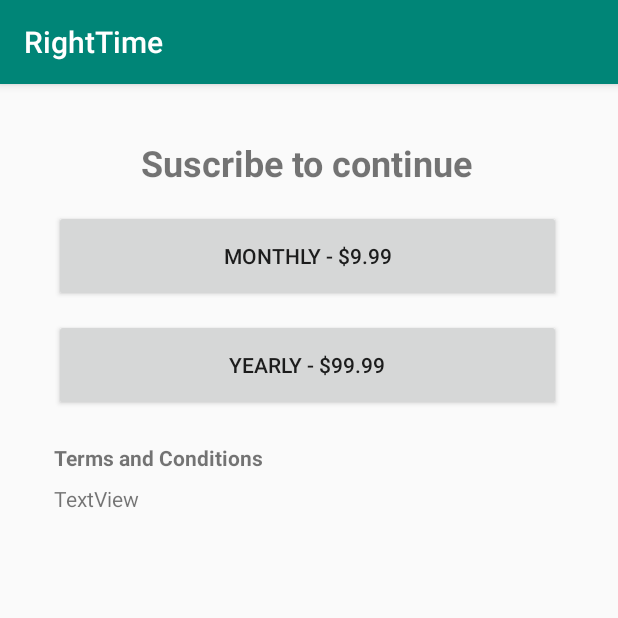
After one commit to emamex98/MobileDevProject, an Android app: the SuscriptionActivity screen opened directly, with no data from a screen before it, on a phone screen of 412 x 824 dp, the top half of it. The commit adds this screen. Run offline under Robolectric (Android 15) with nearby library versions, the phone set to English and light mode, and no system bars; our stand-ins replace Firebase (no records; nobody signed in at launch, a user with empty details on screens opened directly).

Commit message:
Added suscription option

```diff
--- a/RightTime/app/src/main/AndroidManifest.xml
+++ b/RightTime/app/src/main/AndroidManifest.xml
@@ -11,7 +11,8 @@
         android:roundIcon="@mipmap/ic_launcher_round"
         android:supportsRtl="true"
         android:theme="@style/AppTheme">
-        <activity android:name=".StatsActivity"></activity>
+        <activity android:name=".SuscriptionActivity"></activity>
+        <activity android:name=".StatsActivity" />
         <activity android:name=".ForgotPassword" />
         <activity android:name=".RoutineDetailActivity" />
         <activity
--- a/RightTime/app/src/main/java/xyz/nuel/righttime/PasscodeActivity.java
+++ b/RightTime/app/src/main/java/xyz/nuel/righttime/PasscodeActivity.java
@@ -33,6 +33,7 @@ public class PasscodeActivity extends AppCompatActivity {
     public void logInWithPasscode(View v){
         if(Integer.parseInt(passcode.getText().toString()) == getSavedPasscode()){
             Intent intentHome = new Intent(this, HomeActivity.class);
+            intentHome.putExtra("scr", "passcode");
             startActivity(intentHome);
         } else {
             Toast.makeText(this,"Incorrect passcode.", Toast.LENGTH_SHORT).show();
--- a/RightTime/app/src/main/java/xyz/nuel/righttime/SignUpActivity.java
+++ b/RightTime/app/src/main/java/xyz/nuel/righttime/SignUpActivity.java
@@ -63,6 +63,7 @@ public class SignUpActivity extends AppCompatActivity {
                         if(task.isSuccessful()){
                             currentUID = firebaseAuth.getCurrentUser().getUid();
                             setSavedAccount();
+                            intentHome.putExtra("scr", "signup");
                             startActivity(intentHome);
                             finish();
                         }
@@ -93,12 +94,15 @@ public class SignUpActivity extends AppCompatActivity {
         mReference = mDatabase.getReference("userdata/" + currentUID + "/time");
         mReference.setValue("0");
 
+        mReference = mDatabase.getReference("userdata/" + currentUID + "/paid");
+        mReference.setValue("false");
+
         savedAccount.put("remember", yes);
         savedAccount.put("name", name.getText().toString());
         savedAccount.put("email", email.getText().toString());
         savedAccount.put("passcode", passcode.getText().toString());
         savedAccount.put("uid", currentUID);
-        savedAccount.put("minutes", 0);
+        savedAccount.put("minutes", "0");
         wrFile();
 
         Toast.makeText(this, "ACCOUNT SAVED: " + savedAccount.getProperty("email"), Toast.LENGTH_SHORT).show();
--- /dev/null
+++ b/RightTime/app/src/main/java/xyz/nuel/righttime/SuscriptionActivity.java
@@ -0,0 +1,67 @@
+package xyz.nuel.righttime;
+
+import android.support.v7.app.AppCompatActivity;
+import android.os.Bundle;
+import android.view.View;
+
+import com.google.firebase.database.DatabaseReference;
+import com.google.firebase.database.FirebaseDatabase;
+
+import java.io.File;
+import java.io.FileInputStream;
+import java.io.FileNotFoundException;
+import java.io.IOException;
+import java.util.InvalidPropertiesFormatException;
+import java.util.Properties;
+
+public class SuscriptionActivity extends AppCompatActivity {
+
+    private FirebaseDatabase mDatabase;
+    private DatabaseReference mReference;
+    private Properties savedAccount;
+    private static final String SAVED_ACCOUNT = "savedAccount.xml";
+
+    @Override
+    protected void onCreate(Bundle savedInstanceState) {
+        super.onCreate(savedInstanceState);
+        setContentView(R.layout.activity_suscription);
+    }
+
+    public void pay(View v){
+        mDatabase = FirebaseDatabase.getInstance();
+        mReference = mDatabase.getReference("userdata/" + getSavedUID() + "/paid");
+        mReference.setValue("true");
+        finish();
+    }
+
+    @Override
+    public void onBackPressed() {
+        //super.onBackPressed();
+    }
+
+    // Codigo se repite
+    private String getSavedUID(){
+
+        savedAccount = new Properties();
+        File file = new File(getFilesDir(), SAVED_ACCOUNT);
+
+        if(file.exists()){
+            try {
+                FileInputStream fis = openFileInput(SAVED_ACCOUNT);
+                savedAccount.loadFromXML(fis);
+                fis.close();
+            } catch (FileNotFoundException e) {
+                e.printStackTrace();
+            } catch (InvalidPropertiesFormatException e) {
+                e.printStackTrace();
+            } catch (IOException e) {
+                e.printStackTrace();
+            }
+
+            return savedAccount.get("uid") + "";
+
+        }
+
+        return null;
+    }
+}
--- /dev/null
+++ b/RightTime/app/src/main/res/layout/activity_suscription.xml
@@ -0,0 +1,69 @@
+<?xml version="1.0" encoding="utf-8"?>
+<android.support.constraint.ConstraintLayout xmlns:android="http://schemas.android.com/apk/res/android"
+    xmlns:app="http://schemas.android.com/apk/res-auto"
+    xmlns:tools="http://schemas.android.com/tools"
+    android:layout_width="match_parent"
+    android:layout_height="match_parent"
+    tools:context=".SuscriptionActivity">
+
+    <TextView
+        android:id="@+id/titleSus"
+        android:layout_width="wrap_content"
+        android:layout_height="wrap_content"
+        android:layout_marginStart="94dp"
+        android:layout_marginLeft="94dp"
+        android:layout_marginTop="36dp"
+        android:text="Suscribe to continue"
+        android:textSize="24sp"
+        android:textStyle="bold"
+        app:layout_constraintStart_toStartOf="parent"
+        app:layout_constraintTop_toTopOf="parent" />
+
+    <Button
+        android:id="@+id/btSus1"
+        android:layout_width="338dp"
+        android:layout_height="61dp"
+        android:layout_marginStart="36dp"
+        android:layout_marginLeft="36dp"
+        android:layout_marginTop="15dp"
+        android:onClick="pay"
+        android:text="Monthly - $9.99"
+        app:layout_constraintStart_toStartOf="parent"
+        app:layout_constraintTop_toBottomOf="@+id/titleSus" />
+
+    <Button
+        android:id="@+id/btSus2"
+        android:layout_width="338dp"
+        android:layout_height="61dp"
+        android:layout_marginStart="36dp"
+        android:layout_marginLeft="36dp"
+        android:layout_marginTop="11dp"
+        android:onClick="pay"
+        android:text="Yearly - $99.99"
+        app:layout_constraintStart_toStartOf="parent"
+        app:layout_constraintTop_toBottomOf="@+id/btSus1" />
+
+    <TextView
+        android:id="@+id/textView10"
+        android:layout_width="wrap_content"
+        android:layout_height="wrap_content"
+        android:layout_marginStart="36dp"
+        android:layout_marginLeft="36dp"
+        android:layout_marginTop="21dp"
+        android:text="Terms and Conditions"
+        android:textStyle="bold"
+        app:layout_constraintStart_toStartOf="parent"
+        app:layout_constraintTop_toBottomOf="@+id/btSus2" />
+
+    <TextView
+        android:id="@+id/textView11"
+        android:layout_width="336dp"
+        android:layout_height="371dp"
+        android:layout_marginStart="36dp"
+        android:layout_marginLeft="36dp"
+        android:layout_marginTop="8dp"
+        android:text="TextView"
+        app:layout_constraintStart_toStartOf="parent"
+        app:layout_constraintTop_toBottomOf="@+id/textView10"
+        tools:text='This Site may contain links to other independent third-party Web sites ("Linked Sites”). These Linked Sites are provided solely as a convenience to our visitors. Such Linked Sites are not under our control, and we are not responsible for and does not endorse the content of such Linked Sites, including any information or materials contained on such Linked Sites. You will need to make your own independent judgment regarding your interaction with these Linked Sites.' />
+</android.support.constraint.ConstraintLayout>
```
Also changed, not shown: RightTime/app/src/main/java/xyz/nuel/righttime/HomeActivity.java (+37 -4 lines), RightTime/app/src/main/java/xyz/nuel/righttime/LoginActivity.java (+7 -3 lines), RightTime/app/src/main/res/layout/activity_home.xml (+16 -2 lines), RightTime/app/src/main/res/drawable-v24/pay.png (added).
